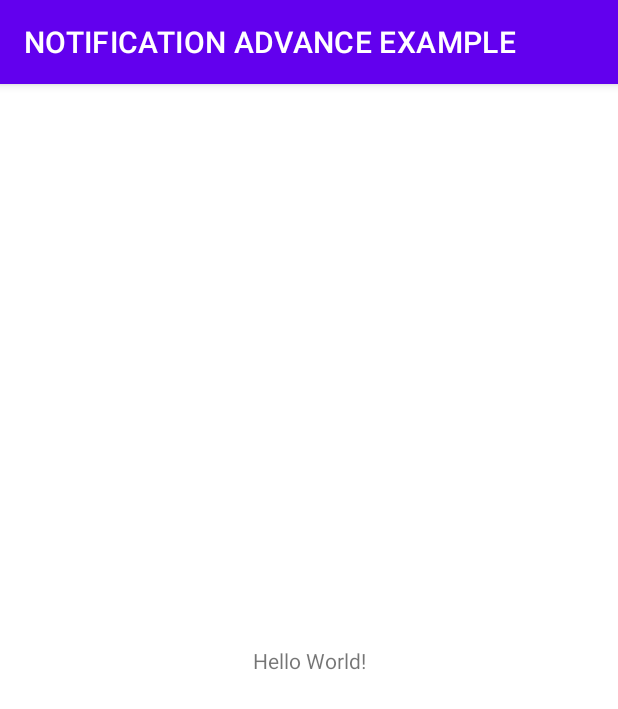
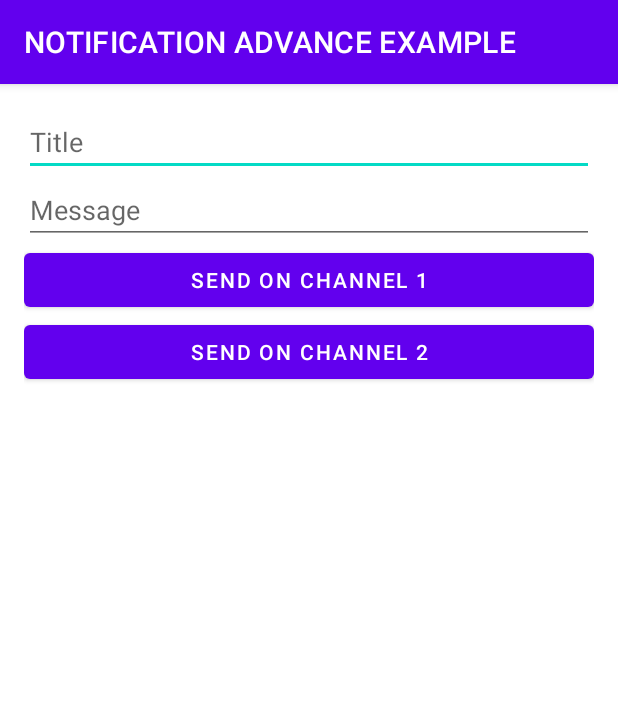
Before and after one commit to TawhidHassan/NOTIFICATION-Advnce, an Android app: the screen it shows after launch (MainActivity), on a phone screen of 412 x 824 dp. Shown: the top 709 px of the screen. Run offline under Robolectric (Android 15) with nearby library versions, the phone set to English and light mode, and no system bars.

Commit message:
normal notiofication done

```diff
--- a/app/src/main/AndroidManifest.xml
+++ b/app/src/main/AndroidManifest.xml
@@ -8,6 +8,7 @@
         android:label="@string/app_name"
         android:roundIcon="@mipmap/ic_launcher_round"
         android:supportsRtl="true"
+        android:name=".APP"
         android:theme="@style/Theme.NOTIFICATIONADVANCEEXAMPLE">
         <activity android:name=".MainActivity">
             <intent-filter>
--- /dev/null
+++ b/app/src/main/java/com/example/notificationadvanceexample/APP.java
@@ -0,0 +1,37 @@
+package com.example.notificationadvanceexample;
+
+import android.app.Application;
+import android.app.NotificationChannel;
+import android.app.NotificationManager;
+import android.os.Build;
+
+public class APP extends Application {
+    public static final String CHANNEL_1_ID = "channel1";
+    public static final String CHANNEL_2_ID = "channel2";
+
+    @Override
+    public void onCreate() {
+        super.onCreate();
+        createNotificationChannels();
+    }
+
+    private void createNotificationChannels() {
+        if (Build.VERSION.SDK_INT >= Build.VERSION_CODES.O) {
+            NotificationChannel channel1 = new NotificationChannel(
+                    CHANNEL_1_ID,
+                    "Channel 1",
+                    NotificationManager.IMPORTANCE_HIGH
+            );
+            channel1.setDescription("This is Channel 1");
+            NotificationChannel channel2 = new NotificationChannel(
+                    CHANNEL_2_ID,
+                    "Channel 2",
+                    NotificationManager.IMPORTANCE_LOW
+            );
+            channel2.setDescription("This is Channel 2");
+            NotificationManager manager = getSystemService(NotificationManager.class);
+            manager.createNotificationChannel(channel1);
+            manager.createNotificationChannel(channel2);
+        }
+    }
+}
--- /dev/null
+++ b/app/src/main/res/drawable/ic_baseline_4k_24.xml
@@ -0,0 +1,10 @@
+<vector xmlns:android="http://schemas.android.com/apk/res/android"
+    android:width="24dp"
+    android:height="24dp"
+    android:viewportWidth="24"
+    android:viewportHeight="24"
+    android:tint="?attr/colorControlNormal">
+  <path
+      android:fillColor="@android:color/white"
+      android:pathData="M19,3L5,3c-1.1,0 -2,0.9 -2,2v14c0,1.1 0.9,2 2,2h14c1.1,0 2,-0.9 2,-2L21,5c0,-1.1 -0.9,-2 -2,-2zM12,13.5h-1L11,15L9.5,15v-1.5h-3L6.5,9L8,9v3h1.5L9.5,9L11,9v3h1v1.5zM18,15h-1.75l-1.75,-2.25L14.5,15L13,15L13,9h1.5v2.25L16.25,9L18,9l-2.25,3L18,15z"/>
+</vector>
--- a/app/src/main/res/layout/activity_main.xml
+++ b/app/src/main/res/layout/activity_main.xml
@@ -1,18 +1,30 @@
 <?xml version="1.0" encoding="utf-8"?>
-<androidx.constraintlayout.widget.ConstraintLayout xmlns:android="http://schemas.android.com/apk/res/android"
+<LinearLayout xmlns:android="http://schemas.android.com/apk/res/android"
     xmlns:app="http://schemas.android.com/apk/res-auto"
     xmlns:tools="http://schemas.android.com/tools"
     android:layout_width="match_parent"
     android:layout_height="match_parent"
+    android:orientation="vertical"
+    android:padding="16dp"
     tools:context=".MainActivity">
-
-    <TextView
-        android:layout_width="wrap_content"
+    <EditText
+        android:id="@+id/edit_text_title"
+        android:layout_width="match_parent"
         android:layout_height="wrap_content"
-        android:text="Hello World!"
-        app:layout_constraintBottom_toBottomOf="parent"
-        app:layout_constraintLeft_toLeftOf="parent"
-        app:layout_constraintRight_toRightOf="parent"
-        app:layout_constraintTop_toTopOf="parent" />
-
-</androidx.constraintlayout.widget.ConstraintLayout>
+        android:hint="Title" />
+    <EditText
+        android:id="@+id/edit_text_message"
+        android:layout_width="match_parent"
+        android:layout_height="wrap_content"
+        android:hint="Message" />
+    <Button
+        android:layout_width="match_parent"
+        android:layout_height="wrap_content"
+        android:onClick="sendOnChannel1"
+        android:text="Send on Channel 1" />
+    <Button
+        android:layout_width="match_parent"
+        android:layout_height="wrap_content"
+        android:onClick="sendOnChannel2"
+        android:text="Send on Channel 2" />
+</LinearLayout>
```
Also changed, not shown: app/src/main/java/com/example/notificationadvanceexample/MainActivity.java (+40 -1 lines).
